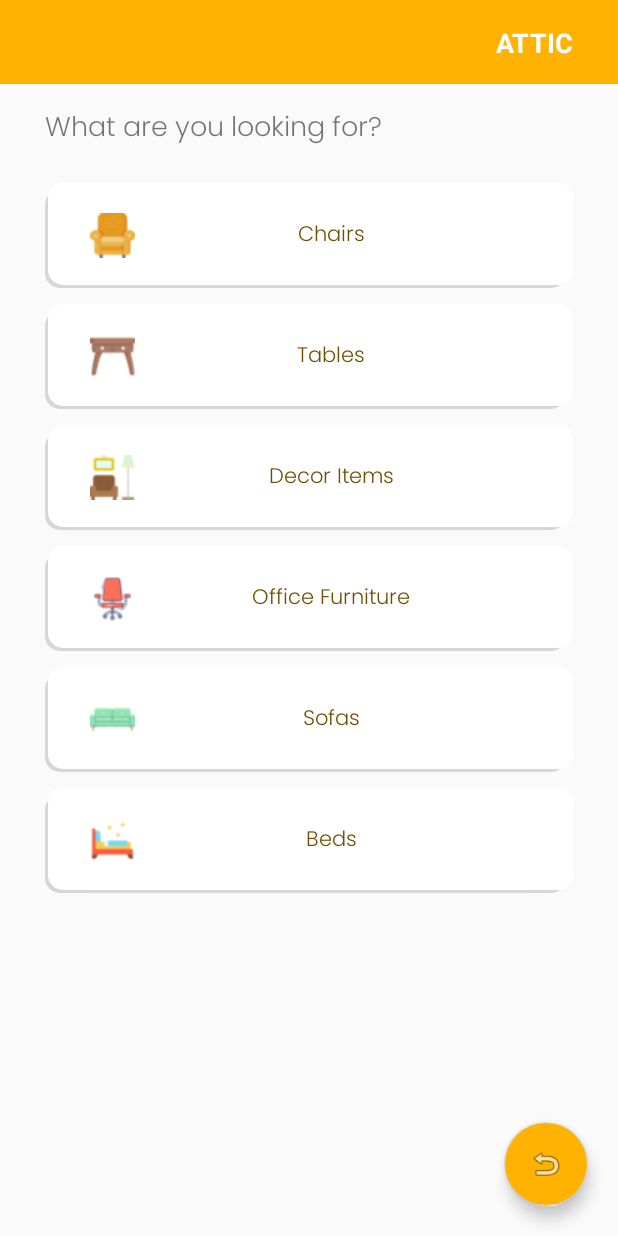
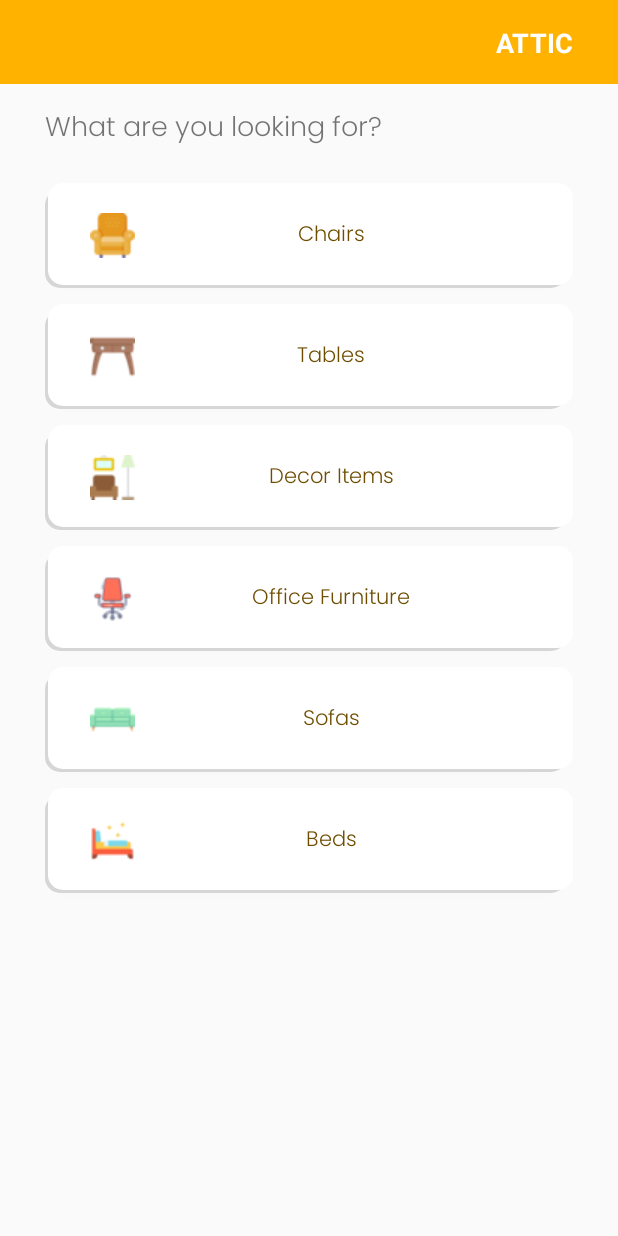
Before and after one commit to asitennakoon/Attic_Application, an Android app: the Category screen opened directly, with no data from a screen before it, on a phone screen of 412 x 824 dp. Run offline under Robolectric (Android 15) with nearby library versions, the phone set to English and light mode, and no system bars.

Commit message:
Removed back buttons, reset image quality
removed back buttons from all activities.
added high quality images for home screen

```diff
--- a/Mobile_App/app/src/main/res/layout/category_screen.xml
+++ b/Mobile_App/app/src/main/res/layout/category_screen.xml
@@ -4,19 +4,6 @@
     xmlns:app="http://schemas.android.com/apk/res-auto"
     android:layout_width="match_parent"
     android:layout_height="match_parent">
-
-    <com.google.android.material.floatingactionbutton.FloatingActionButton
-        android:id="@+id/camera_back_btn3"
-        android:layout_width="wrap_content"
-        android:layout_height="wrap_content"
-        android:layout_margin="20dip"
-        android:layout_marginEnd="24dp"
-        android:backgroundTint="#FFB300"
-        android:clickable="true"
-        android:onClick="gobackCamera"
-        app:layout_constraintBottom_toBottomOf="parent"
-        app:layout_constraintEnd_toEndOf="parent"
-        app:srcCompat="@android:drawable/ic_menu_revert" />
 
     <androidx.appcompat.widget.Toolbar
         android:id="@+id/toolbar5"
```
Also changed, not shown: Mobile_App/app/src/main/res/layout/activity_main.xml (+12 -12 lines), Mobile_App/app/src/main/res/layout/camera_screen.xml (+0 -13 lines), Mobile_App/app/src/main/res/layout/image_view_screen.xml (+0 -13 lines), Mobile_App/app/src/main/res/drawable/beds_large.png (added), Mobile_App/app/src/main/res/drawable/cabinet_large.png (added), Mobile_App/app/src/main/res/drawable/chair_large.png (added), Mobile_App/app/src/main/res/drawable/furniture_large.png (added), Mobile_App/app/src/main/res/drawable/office_large.png (added), Mobile_App/app/src/main/res/drawable/sofa_large.png (added).
